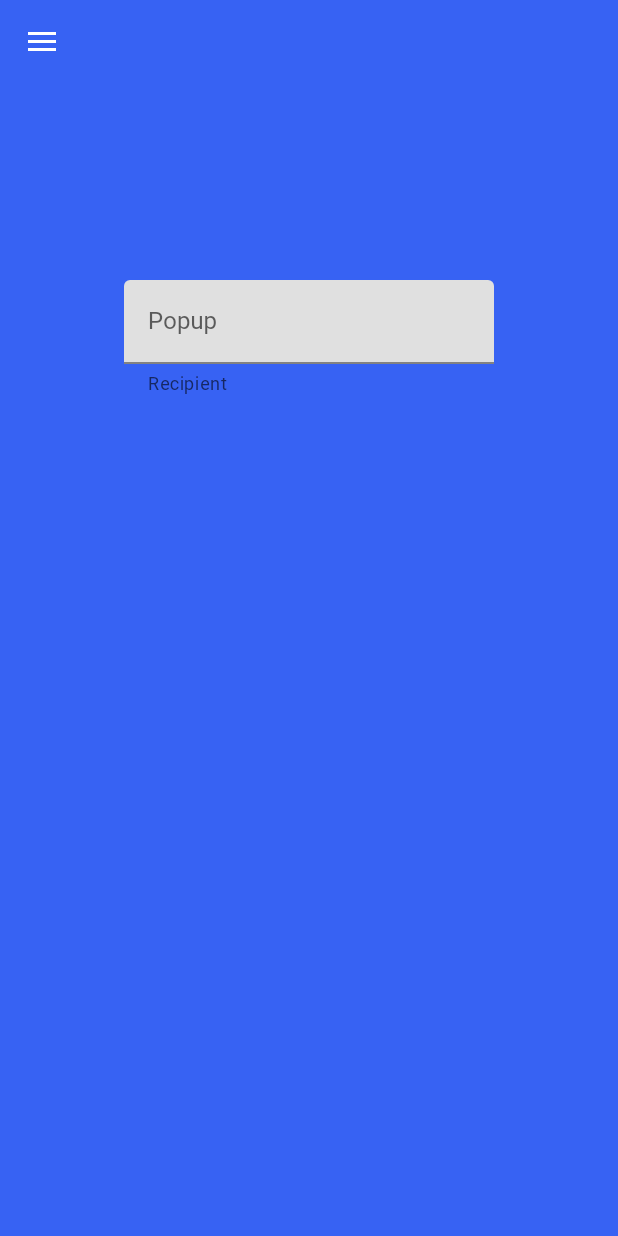
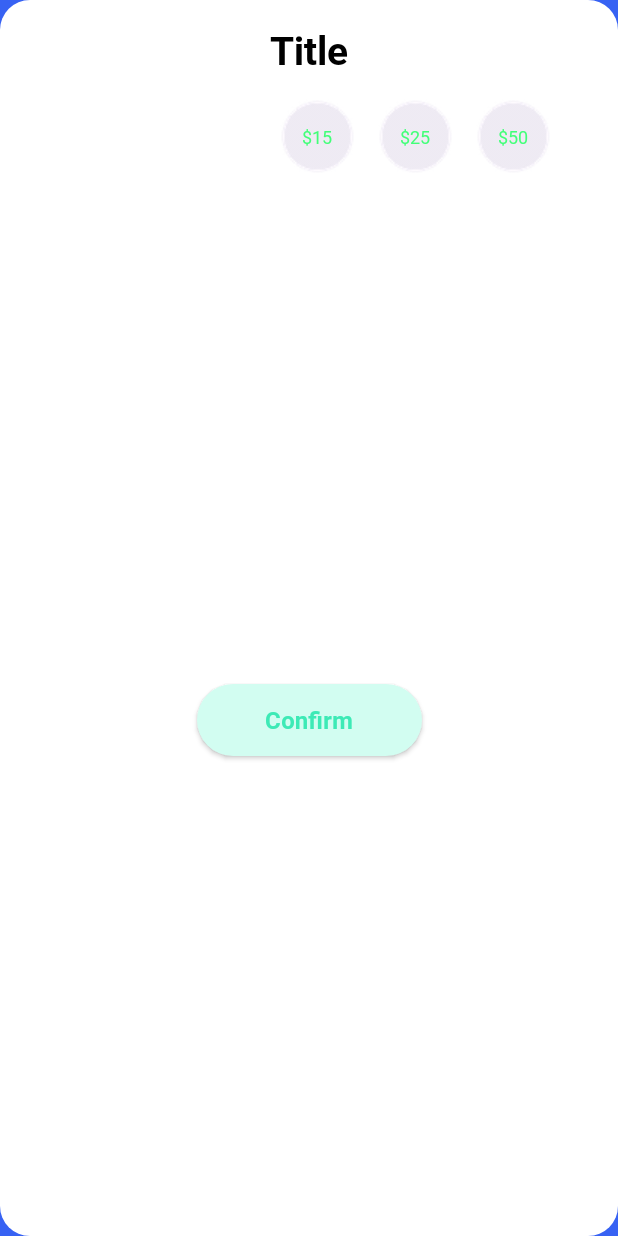
Before and after one commit to Tryden12/demoMiniClerkie, an Android app: the PopupFragment screen opened through its navigation route, on a phone screen of 412 x 824 dp. Run offline under Robolectric (Android 15) with nearby library versions, the phone set to English and light mode, and no system bars; our stand-ins replace Picasso; pictures from the network do not load.

Commit message:
created radiogroup listener to change the bg image of the button selected, added methods to control the percentage width of the custom dialog, removed animations from popupfrag

```diff
--- a/app/src/main/java/com/tryden12/demominiclerkie/ui/main/MainFragment.kt
+++ b/app/src/main/java/com/tryden12/demominiclerkie/ui/main/MainFragment.kt
@@ -1,6 +1,8 @@
 package com.tryden12.demominiclerkie.ui.main
 
 import android.app.AlertDialog
+import android.content.res.Resources
+import android.graphics.Rect
 import android.os.Bundle
 import android.util.Log
 import android.view.LayoutInflater
@@ -8,6 +10,7 @@ import android.view.View
 import android.view.ViewGroup
 import android.widget.Button
 import android.widget.Toast
+import androidx.fragment.app.DialogFragment
 import androidx.fragment.app.Fragment
 import androidx.navigation.NavController
 import androidx.navigation.Navigation
@@ -80,9 +83,17 @@ class MainFragment : Fragment(), View.OnClickListener {
         /*****************************************************************************************/
         navController = Navigation.findNavController(view)
         view.findViewById<View>(R.id.view_fullscreen).setOnClickListener(this)
-        view.findViewById<View>(R.id.view_popup).setOnClickListener(this)
         view.findViewById<Button>(R.id.view_fullscreen_btn).setOnClickListener(this)
-        view.findViewById<Button>(R.id.view_popup_btn).setOnClickListener(this)
+        view.findViewById<View>(R.id.view_popup).setOnClickListener {
+            var dialog = PopupFragment()
+
+            dialog.show(childFragmentManager, "cusomDialog")
+        }
+        view.findViewById<Button>(R.id.view_popup_btn).setOnClickListener {
+            var dialog = PopupFragment()
+
+            dialog.show(childFragmentManager, "cusomDialog")
+        }
         /*****************************************************************************************/
     }
 
@@ -173,16 +184,9 @@ class MainFragment : Fragment(), View.OnClickListener {
     override fun onClick(v: View?) {
         when (v!!.id) {
             R.id.view_fullscreen -> navController!!.navigate(R.id.action_mainFragment_to_fullscreenFragment)
-            R.id.view_popup -> navController!!.navigate(R.id.action_mainFragment_to_popupFragment)
             R.id.view_fullscreen_btn -> navController!!.navigate(R.id.action_mainFragment_to_fullscreenFragment)
-            R.id.view_popup_btn -> navController!!.navigate(R.id.action_mainFragment_to_popupFragment)
         }
     }
-
-
-
-
-
 
 
 
--- a/app/src/main/java/com/tryden12/demominiclerkie/ui/main/PopupFragment.kt
+++ b/app/src/main/java/com/tryden12/demominiclerkie/ui/main/PopupFragment.kt
@@ -1,28 +1,100 @@
 package com.tryden12.demominiclerkie.ui.main
 
+import android.annotation.SuppressLint
+import android.content.res.Resources
+import android.graphics.Rect
 import android.os.Bundle
 import androidx.fragment.app.Fragment
 import android.view.LayoutInflater
 import android.view.View
 import android.view.ViewGroup
+import android.widget.RadioButton
+import android.widget.RadioGroup
+import androidx.fragment.app.DialogFragment
 import com.tryden12.demominiclerkie.R
 import com.tryden12.demominiclerkie.databinding.FragmentMainBinding
 import com.tryden12.demominiclerkie.databinding.FragmentPopupBinding
+import kotlinx.android.synthetic.main.fragment_popup.*
+import kotlinx.android.synthetic.main.fragment_popup.view.*
 
-class PopupFragment : Fragment() {
+class PopupFragment : DialogFragment(), RadioGroup.OnCheckedChangeListener {
 
     private lateinit var binding: FragmentPopupBinding
 
 
+    @SuppressLint("ResourceAsColor")
     override fun onCreateView(
         inflater: LayoutInflater, container: ViewGroup?,
         savedInstanceState: Bundle?,
     ): View? {
         // Inflate the layout for this fragment
         //return inflater.inflate(R.layout.fragment_popup, container, false)
+        //binding = FragmentPopupBinding.inflate(layoutInflater)
+        //return binding.root
 
-        binding = FragmentPopupBinding.inflate(layoutInflater)
-        return binding.root
+        var rootView: View = inflater.inflate(R.layout.fragment_popup, container, false)
+
+
+        rootView.confirm_btn.setOnClickListener{
+            dismiss()
+        }
+
+        val radioGroup = rootView.findViewById<RadioGroup>(R.id.amountRadioGroup)
+        val amount1 = rootView.findViewById<RadioButton>(R.id.amount_15)
+        val amount2 = rootView.findViewById<RadioButton>(R.id.amount_25)
+        val amount3 = rootView.findViewById<RadioButton>(R.id.amount_50)
+        radioGroup.setOnCheckedChangeListener { _, checkedId ->
+            val radio: RadioButton = rootView.findViewById(checkedId)
+            when (radio) {
+                amount1 -> {
+                    amount1.setBackgroundColor(R.color.mint_green)
+                }
+                amount2 -> {
+                    amount2.setBackgroundColor(R.color.mint_green)
+                }
+                amount3 -> {
+                    amount3.setBackgroundColor(R.color.mint_green)
+                }
+
+            }
+        }
+
+
+        return rootView
+    }
+
+    override fun onViewCreated(view: View, savedInstanceState: Bundle?) {
+        super.onViewCreated(view, savedInstanceState)
+        setWidthPercent(75)
+    }
+
+
+    /**
+     * This method sets the width of the dialog to a percentage
+     * of the current screen width.
+     */
+    private fun DialogFragment.setWidthPercent(percentage: Int) {
+        val percent = percentage.toFloat() / 100
+        val dm = Resources.getSystem().displayMetrics
+        val rect = dm.run { Rect(0, 0, widthPixels, heightPixels) }
+        val percentWidth = rect.width() * percent
+        dialog?.window?.setLayout(percentWidth.toInt(), ViewGroup.LayoutParams.WRAP_CONTENT)
+    }
+
+    /**
+     * Call this method (in onActivityCreated or later)
+     * to make the dialog near-full screen.
+     */
+    fun DialogFragment.setFullScreen() {
+        dialog?.window?.setLayout(ViewGroup.LayoutParams.MATCH_PARENT, ViewGroup.LayoutParams.WRAP_CONTENT)
+    }
+
+    override fun onCheckedChanged(v: RadioGroup?, i: Int) {
+
+        if (amount_15.isChecked) {
+            amount_15.setBackgroundResource(R.drawable.cancel)
+        }
+
     }
 
 }
--- /dev/null
+++ b/app/src/main/res/drawable-v24/button_bg_green.xml
@@ -0,0 +1,8 @@
+<?xml version="1.0" encoding="utf-8"?>
+<shape xmlns:android="http://schemas.android.com/apk/res/android">
+
+    <corners android:radius="50dp" />
+    <solid android:color="@color/pale_green" />
+
+
+</shape>
--- /dev/null
+++ b/app/src/main/res/drawable-v24/custom_dialog_bg.xml
@@ -0,0 +1,15 @@
+<?xml version="1.0" encoding="utf-8"?>
+<shape xmlns:android="http://schemas.android.com/apk/res/android"
+
+    android:shape="rectangle">
+
+    <solid android:color="@color/white" />
+    <corners
+        android:topLeftRadius="20dp"
+        android:topRightRadius="20dp"
+        android:bottomLeftRadius="20dp"
+        android:bottomRightRadius="20dp"/>
+
+
+
+</shape>
--- a/app/src/main/res/layout/fragment_popup.xml
+++ b/app/src/main/res/layout/fragment_popup.xml
@@ -5,46 +5,95 @@
     android:layout_width="match_parent"
     android:layout_height="match_parent"
     xmlns:app="http://schemas.android.com/apk/res-auto"
+    android:background="@drawable/custom_dialog_bg"
     tools:context=".ui.main.PopupFragment">
 
-
-    <LinearLayout
-        android:layout_width="match_parent"
+    <TextView
+        android:id="@+id/amount_heading_Textview"
+        android:layout_width="wrap_content"
         android:layout_height="wrap_content"
+        android:text="@string/title"
+        android:textSize="26sp"
+        android:textColor="@color/black"
+        android:fontFamily="@font/roboto_bold"
         app:layout_constraintTop_toTopOf="parent"
-        app:layout_constraintBottom_toBottomOf="parent"
         app:layout_constraintRight_toRightOf="parent"
         app:layout_constraintLeft_toLeftOf="parent"
-        app:layout_constraintVertical_bias=".25"
+        android:layout_marginTop="15dp"/>
+
+    <RadioGroup
+        android:id="@+id/amountRadioGroup"
+        android:layout_width="400dp"
+        android:layout_height="wrap_content"
         android:orientation="horizontal"
+        android:padding="15dp"
+        android:layout_gravity="center_horizontal"
         android:gravity="center_horizontal"
-        android:weightSum="100">
+        app:layout_constraintHorizontal_bias="1.0"
+        app:layout_constraintLeft_toLeftOf="parent"
+        app:layout_constraintRight_toRightOf="parent"
+        app:layout_constraintTop_toBottomOf="@+id/amount_heading_Textview">
 
-        <com.google.android.material.textfield.TextInputLayout
-            android:layout_width="0dp"
+        <RadioButton
+            android:id="@+id/amount_15"
+            android:layout_width="wrap_content"
             android:layout_height="wrap_content"
-            app:helperText="Recipient"
-            app:errorEnabled="true"
-            android:layout_weight="60"
+            android:layout_marginRight="15dp"
+            android:layout_marginLeft="145dp"
+            android:text="@string/fifteen"
+            android:paddingLeft="15dp"
+            android:textSize="12sp"
+            android:checked="true"
+            android:textColor="@color/light_green"
+            android:background="@drawable/grey_circle"
+            android:button="@android:color/transparent"/>
+        <RadioButton
+            android:id="@+id/amount_25"
+            android:layout_width="wrap_content"
+            android:layout_height="wrap_content"
+            android:text="@string/twentyfive"
+            android:paddingLeft="15dp"
+            android:layout_marginRight="15dp"
+            android:textSize="12sp"
+            android:textColor="@color/light_green"
+            android:background="@drawable/grey_circle"
+            android:button="@android:color/transparent"/>
+        <RadioButton
+            android:id="@+id/amount_50"
+            android:layout_width="wrap_content"
+            android:layout_height="wrap_content"
+            android:text="@string/fifty"
+            android:paddingLeft="15dp"
+            android:layout_marginRight="15dp"
+            android:textSize="12sp"
+            android:textColor="@color/light_green"
+            android:background="@drawable/grey_circle"
+            android:button="@android:color/transparent"/>
 
-            >
-
-            <com.google.android.material.textfield.TextInputEditText
-                android:layout_width="match_parent"
-                android:layout_height="match_parent"
-                android:inputType="text"
-                android:maxLines="1"
-                android:hint="Popup"
-                android:id="@+id/input_recipient"
-                />
-
-        </com.google.android.material.textfield.TextInputLayout>
-
-    </LinearLayout>
+    </RadioGroup>
 
 
-
-
-
+    <androidx.appcompat.widget.AppCompatButton
+        android:id="@+id/confirm_btn"
+        android:layout_width="150dp"
+        android:layout_height="wrap_content"
+        android:layout_marginStart="8dp"
+        android:layout_marginTop="20dp"
+        android:layout_marginEnd="8dp"
+        android:layout_marginBottom="15dp"
+        android:background="@drawable/button_bg_green"
+        android:fontFamily="@font/roboto_bold"
+        android:paddingLeft="10dp"
+        android:paddingTop="5dp"
+        android:paddingRight="10dp"
+        android:paddingBottom="5dp"
+        android:text="@string/confrim"
+        android:textAllCaps="false"
+        android:textColor="@color/mint_green"
+        android:textSize="16sp"
+        app:layout_constraintBottom_toBottomOf="parent"
+        app:layout_constraintEnd_toEndOf="parent"
+        app:layout_constraintStart_toStartOf="parent"
+        app:layout_constraintTop_toBottomOf="@+id/amountRadioGroup" />
 
 </androidx.constraintlayout.widget.ConstraintLayout>
--- a/app/src/main/res/navigation/nav_graph.xml
+++ b/app/src/main/res/navigation/nav_graph.xml
@@ -21,10 +21,6 @@
         <action
             android:id="@+id/action_mainFragment_to_popupFragment"
             app:destination="@id/popupFragment"
-            app:popEnterAnim="@anim/slide_in_left"
-            app:popExitAnim="@anim/slide_out_right"
-            app:enterAnim="@anim/slide_in_right"
-            app:exitAnim="@anim/slide_out_left"
             />
     </fragment>
 
--- a/app/src/main/res/values/colors.xml
+++ b/app/src/main/res/values/colors.xml
@@ -11,6 +11,7 @@
     <color name="black">#FF000000</color>
     <color name="white">#FFFFFFFF</color>
     <color name="grey">#808080</color>
+    <color name="light_grey">#EEEAF3</color>
 
     <color name="success_green">#5cb85c</color>
     <color name="warning_yellow">#f0ad4e</color>
@@ -20,10 +21,10 @@
     <color name="blue">#3762F3</color>
     <color name="dark_blue">#2335E7</color>
     <color name="light_green">#42FF78</color>
+    <color name="mint_green">#3DEAB6</color>
     <color name="pale_green">#D2FDF1</color>
     <color name="purple">#9122EF</color>
     <color name="pink_purple">#FF42FC</color>
     <color name="dark_pink">#E01B84</color>
-
-
+    #3DEAB6
 </resources>
--- a/app/src/main/res/values/strings.xml
+++ b/app/src/main/res/values/strings.xml
@@ -19,4 +19,9 @@
     <string name="heading">Heading</string>
     <string name="description">Description</string>
     <string name="get_started">Get Started</string>
+
+    <string name="fifteen">$15</string>
+    <string name="twentyfive">$25</string>
+    <string name="fifty">$50</string>
+    <string name="confrim">Confirm</string>
 </resources>
```
Also changed, not shown: app/src/main/res/drawable-v24/grey_circle.png (added).
